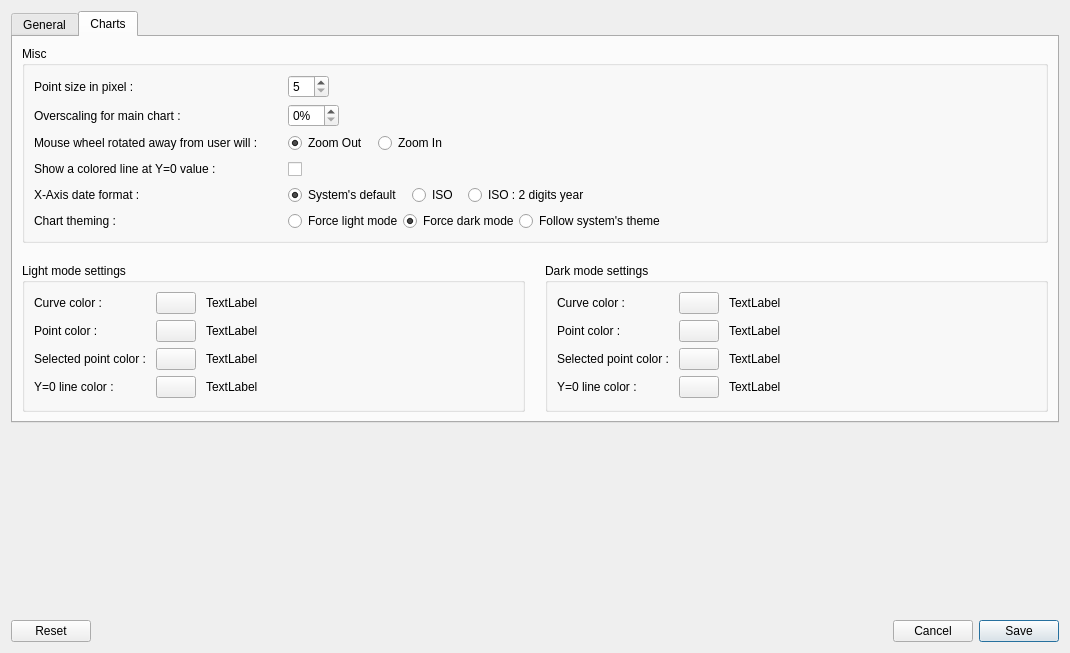
The window that src/optionsdialog.ui (redmoon1945/gbp) describes before a commit, drawn with Qt 5.
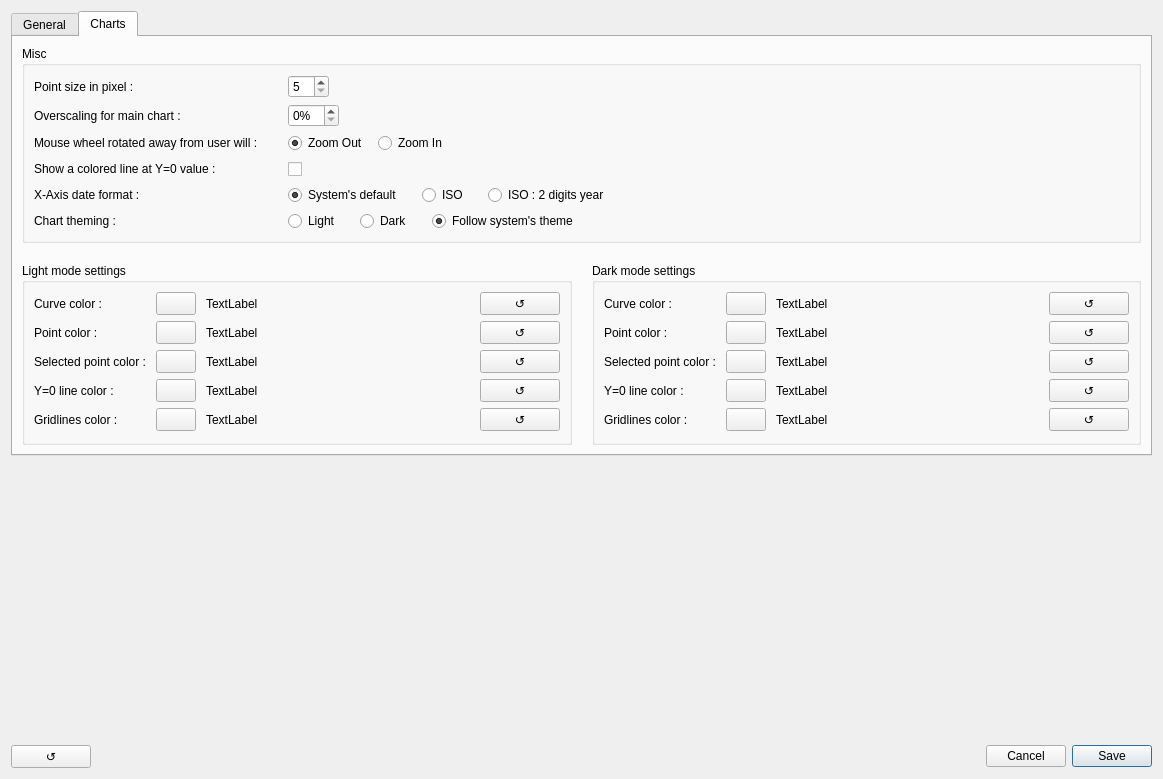
The same window after the commit. The open tabs and pages were chosen to show the change.

What changed in the file:
```diff
--- a/src/optionsdialog.ui
+++ b/src/optionsdialog.ui
@@ -6,8 +6,8 @@
    <rect>
     <x>0</x>
     <y>0</y>
-    <width>1070</width>
-    <height>653</height>
+    <width>1163</width>
+    <height>779</height>
    </rect>
   </property>
   <property name="sizePolicy">
@@ -949,7 +949,7 @@
                   </property>
                   <property name="sizeHint" stdset="0">
                    <size>
-                    <width>10</width>
+                    <width>20</width>
                     <height>20</height>
                    </size>
                   </property>
@@ -978,7 +978,7 @@
                   </property>
                   <property name="sizeHint" stdset="0">
                    <size>
-                    <width>10</width>
+                    <width>20</width>
                     <height>20</height>
                    </size>
                   </property>
@@ -1032,7 +1032,7 @@
                    <string>&lt;html&gt;&lt;head/&gt;&lt;body&gt;&lt;p&gt;Force light theme for all charts.&lt;/p&gt;&lt;/body&gt;&lt;/html&gt;</string>
                   </property>
                   <property name="text">
-                   <string>Force light mode</string>
+                   <string>Light</string>
                   </property>
                   <property name="checked">
                    <bool>false</bool>
@@ -1042,22 +1042,54 @@
                   </attribute>
                  </widget>
                 </item>
+                <item>
+                 <spacer name="horizontalSpacer_38">
+                  <property name="orientation">
+                   <enum>Qt::Orientation::Horizontal</enum>
+                  </property>
+                  <property name="sizeType">
+                   <enum>QSizePolicy::Policy::Fixed</enum>
+                  </property>
+                  <property name="sizeHint" stdset="0">
+                   <size>
+                    <width>20</width>
+                    <height>20</height>
+                   </size>
+                  </property>
+                 </spacer>
+                </item>
                 <item>
                  <widget class="QRadioButton" name="chartThemingDarkRadioButton">
                   <property name="toolTip">
                    <string>&lt;html&gt;&lt;head/&gt;&lt;body&gt;&lt;p&gt;Force dark theme for all charts.&lt;/p&gt;&lt;/body&gt;&lt;/html&gt;</string>
                   </property>
                   <property name="text">
-                   <string>Force dark mode</string>
+                   <string>Dark</string>
                   </property>
                   <property name="checked">
-                   <bool>true</bool>
+                   <bool>false</bool>
                   </property>
                   <attribute name="buttonGroup">
                    <string notr="true">buttonGroup_5</string>
                   </attribute>
                  </widget>
                 </item>
+                <item>
+                 <spacer name="horizontalSpacer_41">
+                  <property name="orientation">
+                   <enum>Qt::Orientation::Horizontal</enum>
+                  </property>
+                  <property name="sizeType">
+                   <enum>QSizePolicy::Policy::Fixed</enum>
+                  </property>
+                  <property name="sizeHint" stdset="0">
+                   <size>
+                    <width>20</width>
+                    <height>20</height>
+                   </size>
+                  </property>
+                 </spacer>
+                </item>
                 <item>
                  <widget class="QRadioButton" name="chartThemingFollowRadioButton">
                   <property name="toolTip">
@@ -1067,7 +1099,7 @@
                    <string>Follow system's theme</string>
                   </property>
                   <property name="checked">
-                   <bool>false</bool>
+                   <bool>true</bool>
                   </property>
                   <attribute name="buttonGroup">
                    <string notr="true">buttonGroup_5</string>
@@ -1195,6 +1227,35 @@
                     </property>
                    </spacer>
                   </item>
+                  <item>
+                   <spacer name="horizontalSpacer_42">
+                    <property name="orientation">
+                     <enum>Qt::Orientation::Horizontal</enum>
+                    </property>
+                    <property name="sizeType">
+                     <enum>QSizePolicy::Policy::Fixed</enum>
+                    </property>
+                    <property name="sizeHint" stdset="0">
+                     <size>
+                      <width>10</width>
+                      <height>20</height>
+                     </size>
+                    </property>
+                   </spacer>
+                  </item>
+                  <item>
+                   <widget class="QPushButton" name="lightModeCurveColorResetPushButton">
+                    <property name="toolTip">
+                     <string>&lt;html&gt;&lt;head/&gt;&lt;body&gt;&lt;p&gt;Revert to factory default.&lt;/p&gt;&lt;/body&gt;&lt;/html&gt;</string>
+                    </property>
+                    <property name="text">
+                     <string>↺</string>
+                    </property>
+                    <property name="autoDefault">
+                     <bool>false</bool>
+                    </property>
+                   </widget>
+                  </item>
                  </layout>
                 </item>
                 <item row="1" column="0">
@@ -1261,6 +1322,35 @@
                     </property>
                    </spacer>
                   </item>
+                  <item>
+                   <spacer name="horizontalSpacer_43">
+                    <property name="orientation">
+                     <enum>Qt::Orientation::Horizontal</enum>
+                    </property>
+                    <property name="sizeType">
+                     <enum>QSizePolicy::Policy::Fixed</enum>
+                    </property>
+                    <property name="sizeHint" stdset="0">
+                     <size>
+                      <width>10</width>
+                      <height>20</height>
+                     </size>
+                    </property>
+                   </spacer>
+                  </item>
+                  <item>
+                   <widget class="QPushButton" name="lightModePointColorResetPushButton">
+                    <property name="toolTip">
+                     <string>&lt;html&gt;&lt;head/&gt;&lt;body&gt;&lt;p&gt;Revert to factory default.&lt;/p&gt;&lt;/body&gt;&lt;/html&gt;</string>
+                    </property>
+                    <property name="text">
+                     <string>↺</string>
+                    </property>
+                    <property name="autoDefault">
+                     <bool>false</bool>
+                    </property>
+                   </widget>
+                  </item>
                  </layout>
                 </item>
                 <item row="2" column="0">
@@ -1327,6 +1417,35 @@
                     </property>
                    </spacer>
                   </item>
+                  <item>
+                   <spacer name="horizontalSpacer_44">
+                    <property name="orientation">
+                     <enum>Qt::Orientation::Horizontal</enum>
+                    </property>
+                    <property name="sizeType">
+                     <enum>QSizePolicy::Policy::Fixed</enum>
+                    </property>
+                    <property name="sizeHint" stdset="0">
+                     <size>
+                      <width>10</width>
+                      <height>20</height>
+                     </size>
+                    </property>
+                   </spacer>
+                  </item>
+                  <item>
+                   <widget class="QPushButton" name="lightModeSelectedPointColorResetPushButton">
+                    <property name="toolTip">
+                     <string>&lt;html&gt;&lt;head/&gt;&lt;body&gt;&lt;p&gt;Revert to factory default.&lt;/p&gt;&lt;/body&gt;&lt;/html&gt;</string>
+                    </property>
+                    <property name="text">
+                     <string>↺</string>
+                    </property>
+                    <property name="autoDefault">
+                     <bool>false</bool>
+                    </property>
+                   </widget>
+                  </item>
                  </layout>
                 </item>
                 <item row="3" column="0">
@@ -1390,6 +1509,127 @@
                     </property>
                    </spacer>
                   </item>
+                  <item>
+                   <spacer name="horizontalSpacer_45">
+                    <property name="orientation">
+                     <enum>Qt::Orientation::Horizontal</enum>
+                    </property>
+                    <property name="sizeType">
+                     <enum>QSizePolicy::Policy::Fixed</enum>
+                    </property>
+                    <property name="sizeHint" stdset="0">
+                     <size>
+                      <width>10</width>
+                      <height>20</height>
+                     </size>
+                    </property>
+                   </spacer>
+                  </item>
+                  <item>
+                   <widget class="QPushButton" name="lightModeYzeroLineColorResetPushButton">
+                    <property name="toolTip">
+                     <string>&lt;html&gt;&lt;head/&gt;&lt;body&gt;&lt;p&gt;Revert to factory default.&lt;/p&gt;&lt;/body&gt;&lt;/html&gt;</string>
+                    </property>
+                    <property name="text">
+                     <string>↺</string>
+                    </property>
+                    <property name="autoDefault">
+                     <bool>false</bool>
+                    </property>
+                   </widget>
+                  </item>
+                 </layout>
+                </item>
+                <item row="4" column="0">
+                 <widget class="QLabel" name="label_gridlines_lt">
+                  <property name="text">
+                   <string>Gridlines color :</string>
+                  </property>
+                 </widget>
+                </item>
+                <item row="4" column="1">
+                 <layout class="QHBoxLayout" name="horizontalLayout_gridlines_lt">
+                  <item>
+                   <widget class="QPushButton" name="lightModeGridlinesColorPushButton">
+                    <property name="sizePolicy">
+                     <sizepolicy hsizetype="Minimum" vsizetype="Preferred">
+                      <horstretch>0</horstretch>
+                      <verstretch>0</verstretch>
+                     </sizepolicy>
+                    </property>
+                    <property name="text">
+                     <string/>
+                    </property>
+                    <property name="autoDefault">
+                     <bool>false</bool>
+                    </property>
+                   </widget>
+                  </item>
+                  <item>
+                   <spacer name="horizontalSpacer_gridlines_lt1">
+                    <property name="orientation">
+                     <enum>Qt::Orientation::Horizontal</enum>
+                    </property>
+                    <property name="sizeType">
+                     <enum>QSizePolicy::Policy::Fixed</enum>
+                    </property>
+                    <property name="sizeHint" stdset="0">
+                     <size>
+                      <width>10</width>
+                      <height>20</height>
+                     </size>
+                    </property>
+                   </spacer>
+                  </item>
+                  <item>
+                   <widget class="QLabel" name="lightModeGridlinesColorLabel">
+                    <property name="text">
+                     <string>TextLabel</string>
+                    </property>
+                   </widget>
+                  </item>
+                  <item>
+                   <spacer name="horizontalSpacer_gridlines_lt2">
+                    <property name="orientation">
+                     <enum>Qt::Orientation::Horizontal</enum>
+                    </property>
+                    <property name="sizeHint" stdset="0">
+                     <size>
+                      <width>40</width>
+                      <height>20</height>
+                     </size>
+                    </property>
+                   </spacer>
+                  </item>
+                  <item>
+                   <spacer name="horizontalSpacer_46">
+                    <property name="orientation">
+                     <enum>Qt::Orientation::Horizontal</enum>
+                    </property>
+                    <property name="sizeType">
+                     <enum>QSizePolicy::Policy::Fixed</enum>
+                    </property>
+                    <property name="sizeHint" stdset="0">
+                     <size>
+                      <width>10</width>
+                      <height>20</height>
+                     </size>
+                    </property>
+                   </spacer>
+                  </item>
+                  <item>
+                   <widget class="QPushButton" name="lightModeGridlinesColorResetPushButton">
+                    <property name="toolTip">
+                     <string>&lt;html&gt;&lt;head/&gt;&lt;body&gt;&lt;p&gt;Revert to factory default.&lt;/p&gt;&lt;/body&gt;&lt;/html&gt;</string>
+                    </property>
+                    <property name="text">
+                     <string>↺</string>
+                    </property>
+                    <property name="autoDefault">
+                     <bool>false</bool>
+                    </property>
+                   </widget>
+                  </item>
                  </layout>
                 </item>
                </layout>
@@ -1493,6 +1733,35 @@
                     </property>
                    </spacer>
                   </item>
+                  <item>
+                   <spacer name="horizontalSpacer_47">
+                    <property name="orientation">
+                     <enum>Qt::Orientation::Horizontal</enum>
+                    </property>
+                    <property name="sizeType">
+                     <enum>QSizePolicy::Policy::Fixed</enum>
+                    </property>
+                    <property name="sizeHint" stdset="0">
+                     <size>
+                      <width>10</width>
+                      <height>20</height>
+                     </size>
+                    </property>
+                   </spacer>
+                  </item>
+                  <item>
+                   <widget class="QPushButton" name="darkModeCurveColorResetPushButton">
+                    <property name="toolTip">
+                     <string>&lt;html&gt;&lt;head/&gt;&lt;body&gt;&lt;p&gt;Revert to factory default.&lt;/p&gt;&lt;/body&gt;&lt;/html&gt;</string>
+                    </property>
+                    <property name="text">
+                     <string>↺</string>
+                    </property>
+                    <property name="autoDefault">
+                     <bool>false</bool>
+                    </property>
+                   </widget>
+                  </item>
                  </layout>
                 </item>
                 <item row="1" column="0">
@@ -1559,6 +1828,35 @@
                     </property>
                    </spacer>
                   </item>
+                  <item>
+                   <spacer name="horizontalSpacer_48">
+                    <property name="orientation">
+                     <enum>Qt::Orientation::Horizontal</enum>
+                    </property>
+                    <property name="sizeType">
+                     <enum>QSizePolicy::Policy::Fixed</enum>
+                    </property>
+                    <property name="sizeHint" stdset="0">
+                     <size>
+                      <width>10</width>
+                      <height>20</height>
+                     </size>
+                    </property>
+                   </spacer>
+                  </item>
+                  <item>
+                   <widget class="QPushButton" name="darkModePointColorResetPushButton">
+                    <property name="toolTip">
+                     <string>&lt;html&gt;&lt;head/&gt;&lt;body&gt;&lt;p&gt;Revert to factory default.&lt;/p&gt;&lt;/body&gt;&lt;/html&gt;</string>
+                    </property>
+                    <property name="text">
+                     <string>↺</string>
+                    </property>
+                    <property name="autoDefault">
+                     <bool>false</bool>
+                    </property>
+                   </widget>
+                  </item>
                  </layout>
                 </item>
                 <item row="2" column="0">
@@ -1625,6 +1923,35 @@
                     </property>
                    </spacer>
                   </item>
+                  <item>
+                   <spacer name="horizontalSpacer_49">
+                    <property name="orientation">
+                     <enum>Qt::Orientation::Horizontal</enum>
+                    </property>
+                    <property name="sizeType">
+                     <enum>QSizePolicy::Policy::Fixed</enum>
+                    </property>
+                    <property name="sizeHint" stdset="0">
+                     <size>
+                      <width>10</width>
+                      <height>20</height>
+                     </size>
+                    </property>
+                   </spacer>
+                  </item>
+                  <item>
+                   <widget class="QPushButton" name="darkModeSelectedPointColorResetPushButton">
+                    <property name="toolTip">
+                     <string>&lt;html&gt;&lt;head/&gt;&lt;body&gt;&lt;p&gt;Revert to factory default.&lt;/p&gt;&lt;/body&gt;&lt;/html&gt;</string>
+                    </property>
+                    <property name="text">
+                     <string>↺</string>
+                    </property>
+                    <property name="autoDefault">
+                     <bool>false</bool>
+                    </property>
+                   </widget>
+                  </item>
                  </layout>
                 </item>
                 <item row="3" column="0">
@@ -1688,6 +2015,127 @@
                     </property>
                    </spacer>
                   </item>
+                  <item>
+                   <spacer name="horizontalSpacer_50">
+                    <property name="orientation">
+                     <enum>Qt::Orientation::Horizontal</enum>
+                    </property>
+                    <property name="sizeType">
+                     <enum>QSizePolicy::Policy::Fixed</enum>
+                    </property>
+                    <property name="sizeHint" stdset="0">
+                     <size>
+                      <width>10</width>
+                      <height>20</height>
+                     </size>
+                    </property>
+                   </spacer>
+                  </item>
+                  <item>
+                   <widget class="QPushButton" name="darkModeYzeroLineColorResetPushButton">
+                    <property name="toolTip">
+                     <string>&lt;html&gt;&lt;head/&gt;&lt;body&gt;&lt;p&gt;Revert to factory default.&lt;/p&gt;&lt;/body&gt;&lt;/html&gt;</string>
+                    </property>
+                    <property name="text">
+                     <string>↺</string>
+                    </property>
+                    <property name="autoDefault">
+                     <bool>false</bool>
+                    </property>
+                   </widget>
+                  </item>
+                 </layout>
+                </item>
+                <item row="4" column="0">
+                 <widget class="QLabel" name="label_gridlines_dt">
+                  <property name="text">
+                   <string>Gridlines color :</string>
+                  </property>
+                 </widget>
+                </item>
+                <item row="4" column="1">
+                 <layout class="QHBoxLayout" name="horizontalLayout_gridlines_dt">
+                  <item>
+                   <widget class="QPushButton" name="darkModeGridlinesColorPushButton">
+                    <property name="sizePolicy">
+                     <sizepolicy hsizetype="Minimum" vsizetype="Preferred">
+                      <horstretch>0</horstretch>
+                      <verstretch>0</verstretch>
+                     </sizepolicy>
+                    </property>
+                    <property name="text">
+                     <string/>
+                    </property>
+                    <property name="autoDefault">
+                     <bool>false</bool>
+                    </property>
+                   </widget>
+                  </item>
+                  <item>
+                   <spacer name="horizontalSpacer_gridlines_dt1">
+                    <property name="orientation">
+                     <enum>Qt::Orientation::Horizontal</enum>
+                    </property>
+                    <property name="sizeType">
+                     <enum>QSizePolicy::Policy::Fixed</enum>
+                    </property>
+                    <property name="sizeHint" stdset="0">
+                     <size>
+                      <width>10</width>
+                      <height>20</height>
+                     </size>
+                    </property>
+                   </spacer>
+                  </item>
+                  <item>
+                   <widget class="QLabel" name="darkModeGridlinesColorLabel">
+                    <property name="text">
+                     <string>TextLabel</string>
+                    </property>
+                   </widget>
+                  </item>
+                  <item>
+                   <spacer name="horizontalSpacer_gridlines_dt2">
+                    <property name="orientation">
+                     <enum>Qt::Orientation::Horizontal</enum>
+                    </property>
+                    <property name="sizeHint" stdset="0">
+                     <size>
+                      <width>40</width>
+                      <height>20</height>
+                     </size>
+                    </property>
+                   </spacer>
+                  </item>
+                  <item>
+                   <spacer name="horizontalSpacer_51">
+                    <property name="orientation">
+                     <enum>Qt::Orientation::Horizontal</enum>
+                    </property>
+                    <property name="sizeType">
+                     <enum>QSizePolicy::Policy::Fixed</enum>
+                    </property>
+                    <property name="sizeHint" stdset="0">
+                     <size>
+                      <width>10</width>
+                      <height>20</height>
+                     </size>
+                    </property>
+                   </spacer>
+                  </item>
+                  <item>
+                   <widget class="QPushButton" name="darkModeGridlinesColorResetPushButton">
+                    <property name="toolTip">
+                     <string>&lt;html&gt;&lt;head/&gt;&lt;body&gt;&lt;p&gt;Revert to factory default.&lt;/p&gt;&lt;/body&gt;&lt;/html&gt;</string>
+                    </property>
+                    <property name="text">
+                     <string>↺</string>
+                    </property>
+                    <property name="autoDefault">
+                     <bool>false</bool>
+                    </property>
+                   </widget>
+                  </item>
                  </layout>
                 </item>
                </layout>
@@ -1703,6 +2151,22 @@
      </widget>
     </widget>
    </item>
+   <item>
+    <spacer name="verticalSpacer_2">
+     <property name="orientation">
+      <enum>Qt::Orientation::Vertical</enum>
+     </property>
+     <property name="sizeType">
+      <enum>QSizePolicy::Policy::Fixed</enum>
+     </property>
+     <property name="sizeHint" stdset="0">
+      <size>
+       <width>20</width>
+       <height>20</height>
+      </size>
+     </property>
+    </spacer>
+   </item>
    <item>
     <spacer name="verticalSpacer">
      <property name="orientation">
@@ -1724,7 +2188,7 @@
      <item>
       <widget class="QPushButton" name="resetPushButton">
        <property name="text">
-        <string>Reset</string>
+        <string>↺</string>
        </property>
        <property name="autoDefault">
         <bool>false</bool>
```
Left out of the diff: 27 changed lines with no effect on the pictures.
